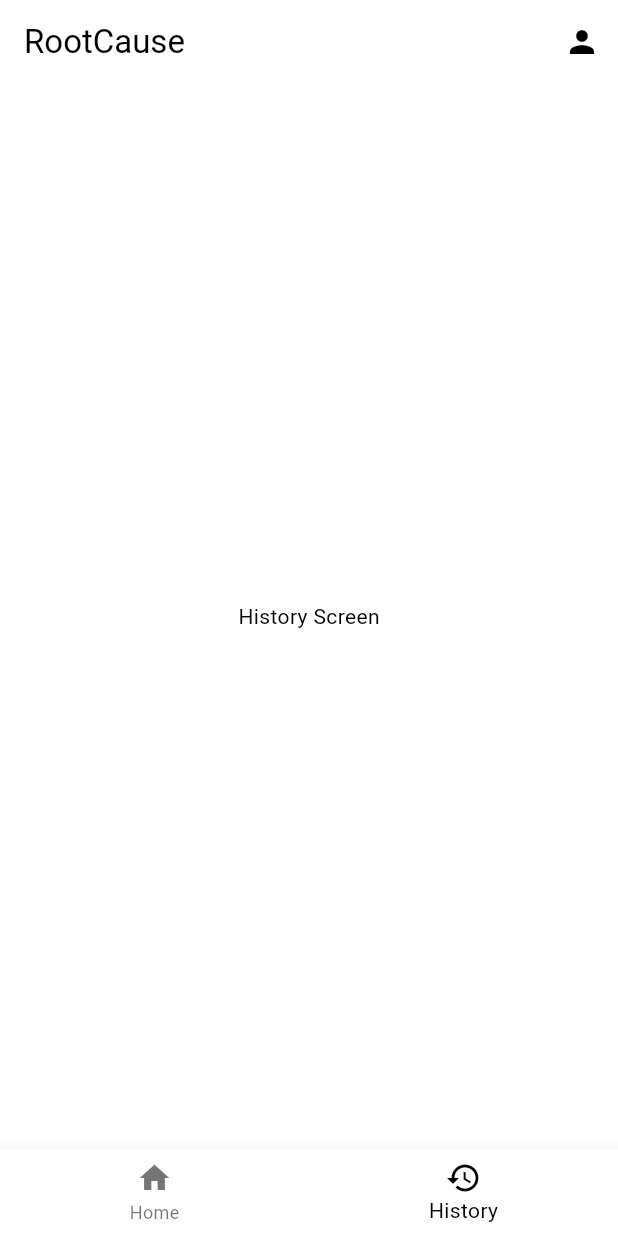
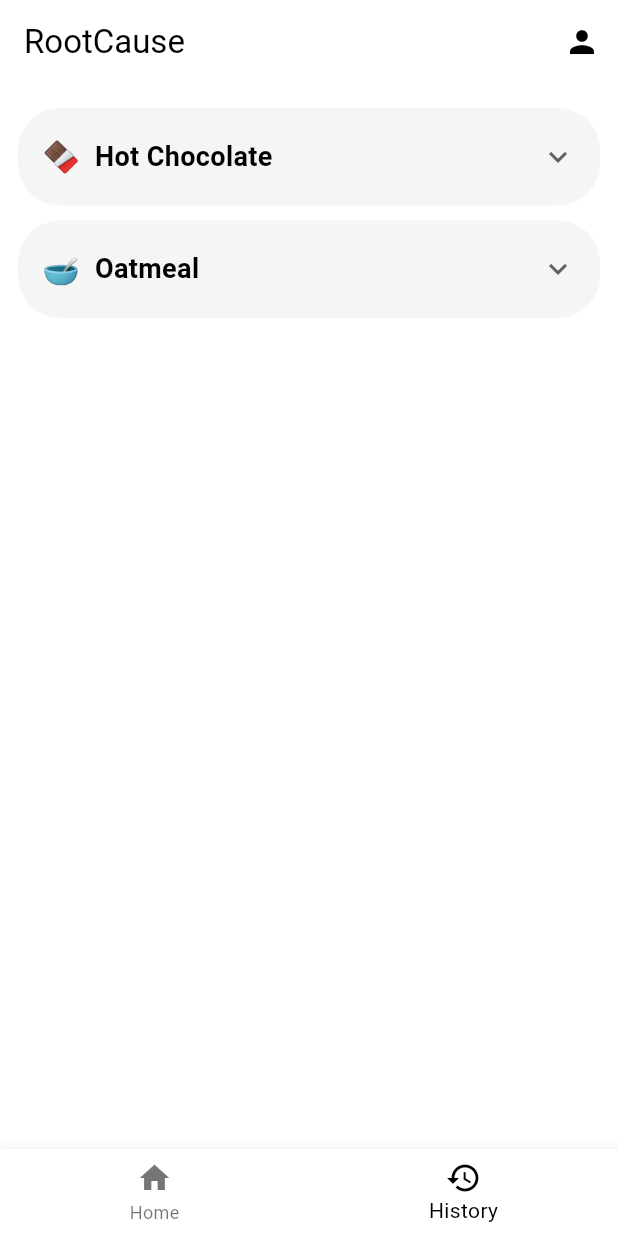
Before and after one commit to mw29/rootcause, a Flutter app: the screen it shows after launch, item 2 of the bottom bar chosen, on a phone screen of 412 x 824 dp. Run offline on Flutter 3.47's test engine with Material 3 defaults, Android fonts, the phone set to English and light mode, and no system bars; our stand-ins replace camera, permission_handler.

Commit message:
testing History page UI

```diff
--- a/rootcause_app/lib/screens/history.dart
+++ /dev/null
@@ -1,23 +0,0 @@
-import 'package:flutter/material.dart';
-import 'package:rootcause_app/widgets/header.dart';
-
-class HistoryScreen extends StatefulWidget {
-  const HistoryScreen({super.key});
-  @override
-  State<HistoryScreen> createState() => _HistoryScreenState();
-}
-
-class _HistoryScreenState extends State<HistoryScreen> {
-  @override
-  Widget build(BuildContext context) {
-    return Scaffold(
-      appBar: Header(),
-      body: Center(
-        child: Column(
-          mainAxisAlignment: MainAxisAlignment.center,
-          children: [const Text('History Screen')],
-        ),
-      ),
-    );
-  }
-}
--- a/rootcause_app/lib/screens/history_screen.dart
+++ b/rootcause_app/lib/screens/history_screen.dart
@@ -3,21 +3,152 @@ import 'package:rootcause_app/widgets/header.dart';
 
 class HistoryScreen extends StatefulWidget {
   const HistoryScreen({super.key});
+
   @override
   State<HistoryScreen> createState() => _HistoryScreenState();
 }
 
 class _HistoryScreenState extends State<HistoryScreen> {
+  final List<Map<String, dynamic>> historyData = [
+    {
+      "date": "2025-05-17",
+      "name": "Hot Chocolate",
+      "emoji": "🍫",
+      "correlations": [
+        {
+          "name": "Bloating",
+          "likelihood": "high",
+          "description":
+              "Hot chocolate contains both sugar and lactose which can contribute to bloating.",
+        },
+        {
+          "name": "Migraines",
+          "likelihood": "low",
+          "description":
+              "Hot chocolate is unlikely to cause migraines due to low tyramine content.",
+        },
+        {
+          "name": "Brain Fog",
+          "likelihood": "moderate",
+          "description":
+              "The high carbohydrate content in hot chocolate could lead to brain fog.",
+        },
+      ],
+    },
+    {
+      "date": "2025-05-17",
+      "name": "Oatmeal",
+      "emoji": "🥣",
+      "correlations": [
+        {
+          "name": "Bloating",
+          "description": "Same very useful information from the report",
+        },
+        {
+          "name": "Symptom 2",
+          "description": "Same very useful information from the report",
+        },
+      ],
+    },
+  ];
+
+  Map<int, bool> expandedMap = {};
+
   @override
   Widget build(BuildContext context) {
     return Scaffold(
       appBar: Header(),
-      body: Center(
+      body: SingleChildScrollView(
+        padding: const EdgeInsets.symmetric(vertical: 16.0, horizontal: 12),
         child: Column(
-          mainAxisAlignment: MainAxisAlignment.center,
-          children: [const Text('History Screen')],
+          crossAxisAlignment: CrossAxisAlignment.start,
+          children: _buildSection("Food History", historyData),
         ),
       ),
     );
   }
+
+  List<Widget> _buildSection(String title, List<Map<String, dynamic>> items) {
+    return [
+      ...items.asMap().entries.map((entry) {
+        final index = entry.key;
+        final item = entry.value;
+        final isExpanded = expandedMap[index] ?? false;
+        final correlations = item["correlations"] as List;
+
+        return GestureDetector(
+          onTap: () {
+            setState(() {
+              expandedMap[index] = !isExpanded;
+            });
+          },
+          child: AnimatedContainer(
+            duration: const Duration(milliseconds: 250),
+            curve: Curves.easeInOut,
+            margin: const EdgeInsets.only(bottom: 10),
+            decoration: BoxDecoration(
+              color: Colors.grey.shade100,
+              borderRadius: BorderRadius.circular(28),
+            ),
+            child: Padding(
+              padding: const EdgeInsets.symmetric(
+                horizontal: 16.0,
+                vertical: 18,
+              ),
+              child: Column(
+                crossAxisAlignment: CrossAxisAlignment.start,
+                children: [
+                  Row(
+                    children: [
+                      Text(item["emoji"], style: const TextStyle(fontSize: 20)),
+                      const SizedBox(width: 10),
+                      Expanded(
+                        child: Text(
+                          item["name"],
+                          style: const TextStyle(
+                            fontWeight: FontWeight.bold,
+                            fontSize: 18,
+                          ),
+                        ),
+                      ),
+                      Icon(
+                        isExpanded ? Icons.expand_less : Icons.expand_more,
+                        size: 24,
+                        color: Colors.grey[700],
+                      ),
+                    ],
+                  ),
+                  if (isExpanded && correlations.isNotEmpty) ...[
+                    const SizedBox(height: 12),
+                    ...correlations.map<Widget>((symptom) {
+                      return Padding(
+                        padding: const EdgeInsets.only(bottom: 10),
+                        child: RichText(
+                          text: TextSpan(
+                            style: const TextStyle(
+                              fontSize: 14,
+                              color: Colors.black,
+                            ),
+                            children: [
+                              TextSpan(
+                                text: '${symptom["name"]}: ',
+                                style: const TextStyle(
+                                  fontWeight: FontWeight.bold,
+                                ),
+                              ),
+                              TextSpan(text: symptom["description"]),
+                            ],
+                          ),
+                        ),
+                      );
+                    }),
+                  ],
+                ],
+              ),
+            ),
+          ),
+        );
+      }),
+    ];
+  }
 }
--- a/rootcause_app/lib/screens/home.dart
+++ b/rootcause_app/lib/screens/home.dart
@@ -1,6 +1,6 @@
 import 'package:flutter/material.dart';
-import 'package:rootcause_app/screens/history.dart';
 import 'package:rootcause_app/screens/add_food.dart';
+import 'package:rootcause_app/screens/history_screen.dart';
 
 class HomeScreen extends StatefulWidget {
   const HomeScreen({super.key});
--- a/rootcause_app/pubspec.yaml
+++ b/rootcause_app/pubspec.yaml
@@ -37,6 +37,7 @@ dependencies:
   permission_handler: ^12.0.0+1
   camera: ^0.11.1
   path_provider: ^2.1.5
+  intl: ^0.20.2
 
 dev_dependencies:
   flutter_test:
@@ -54,7 +55,6 @@ dev_dependencies:
 
 # The following section is specific to Flutter packages.
 flutter:
-
   # The following line ensures that the Material Icons font is
   # included with your application, so that you can use the icons in
   # the material Icons class.
```
Also changed, not shown: rootcause_app/pubspec.lock.
